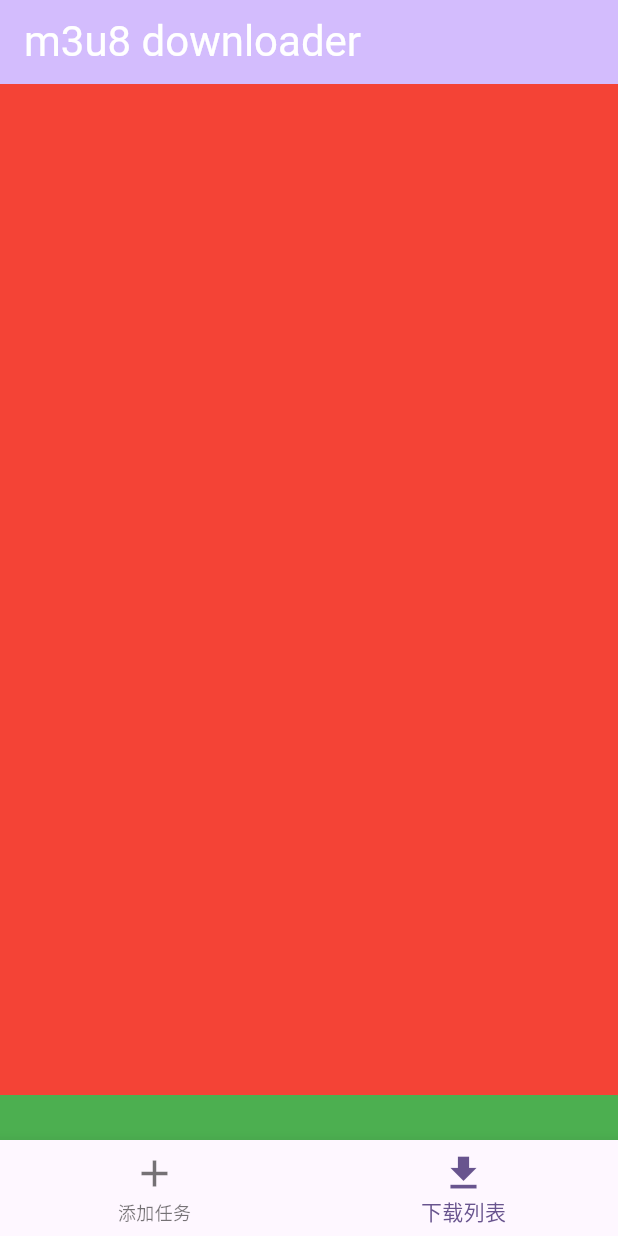
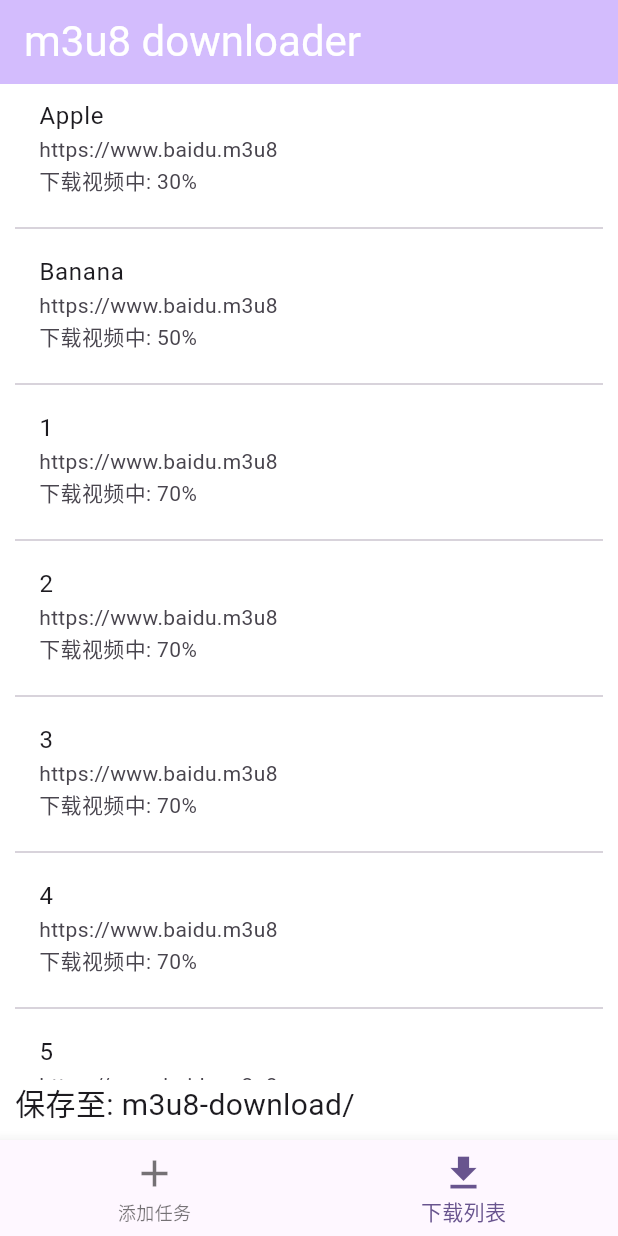
Before and after one commit to dawangong/m3u8-downloader, a Flutter app: the screen it shows after launch, item 2 of the bottom bar chosen, on a phone screen of 412 x 824 dp. Run offline on Flutter 3.47's test engine with Material 3 defaults, Android fonts, the light colour scheme and no system bars.

Commit message:
feat: tab2 ui
热更新有问题!

```diff
--- a/lib/main.dart
+++ b/lib/main.dart
@@ -32,6 +32,8 @@ class DownloadModel extends Model {
   void onClickDownload() {
     print(url);
     print(name);
+    _url = "";
+    _name = "";
     notifyListeners();
   }
 }
@@ -214,6 +216,8 @@ class FirstTabState extends State<FirstTab> {
                       builder: (context, child, model) {
                         return ElevatedButton(
                           onPressed: () {
+                            _urlController.clear();
+                            _nameController.clear();
                             _model.onClickDownload();
                           },
                           style: ElevatedButton.styleFrom(
@@ -268,6 +272,25 @@ class FirstTabState extends State<FirstTab> {
   }
 }
 
+class DownItem {
+  final String name;
+  final String url;
+  final int percent;
+
+  DownItem({required this.name, required this.url, required this.percent});
+}
+
+List<DownItem> downList = [
+  DownItem(name: 'Apple', url: 'https://www.baidu.m3u8', percent: 30),
+  DownItem(name: 'Banana', url: 'https://www.baidu.m3u8', percent: 50),
+  DownItem(name: '1', url: 'https://www.baidu.m3u8', percent: 70),
+  DownItem(name: '2', url: 'https://www.baidu.m3u8', percent: 70),
+  DownItem(name: '3', url: 'https://www.baidu.m3u8', percent: 70),
+  DownItem(name: '4', url: 'https://www.baidu.m3u8', percent: 70),
+  DownItem(name: '5', url: 'https://www.baidu.m3u8', percent: 70),
+  DownItem(name: '6', url: 'https://www.baidu.m3u8', percent: 70),
+];
+
 class SecondTab extends StatelessWidget {
   const SecondTab({super.key});
 
@@ -275,18 +298,45 @@ class SecondTab extends StatelessWidget {
   Widget build(BuildContext context) {
     return Container(
       color: Colors.white,
+      padding: const EdgeInsets.fromLTRB(10, 0, 10, 10),
       child: Flex(
         direction: Axis.vertical,
         children: <Widget>[
           Expanded(
-            child: Container(
-              color: Colors.red,
+            child: ListView.separated(
+              itemCount: downList.length,
+              itemBuilder: (BuildContext context, int index) {
+                final item = downList[index];
+                return ListTile(
+                  isThreeLine: true, // 允许显示三行文本
+                  title: Text(item.name),
+                  subtitle: Column(
+                    // 使用Column来组织多个文本行
+                    crossAxisAlignment: CrossAxisAlignment.start,
+                    children: [
+                      Text(item.url),
+                      Text("下载视频中: ${item.percent}%"),
+                    ],
+                  ),
+                );
+              },
+              separatorBuilder: (context, index) {
+                return const Divider(); // 自动添加分割线
+              },
             ),
           ),
           Container(
-            height: 30.0,
-            color: Colors.green,
-          ),
+              height: 30.0,
+              alignment: Alignment.centerLeft,
+              child: ScopedModelDescendant<DownloadModel>(
+                builder: (context, child, model) {
+                  return Text(
+                    '保存至: ${model.downloadDir}',
+                    textAlign: TextAlign.left,
+                    style: const TextStyle(fontSize: 20),
+                  );
+                },
+              )),
         ],
       ),
     );
```
